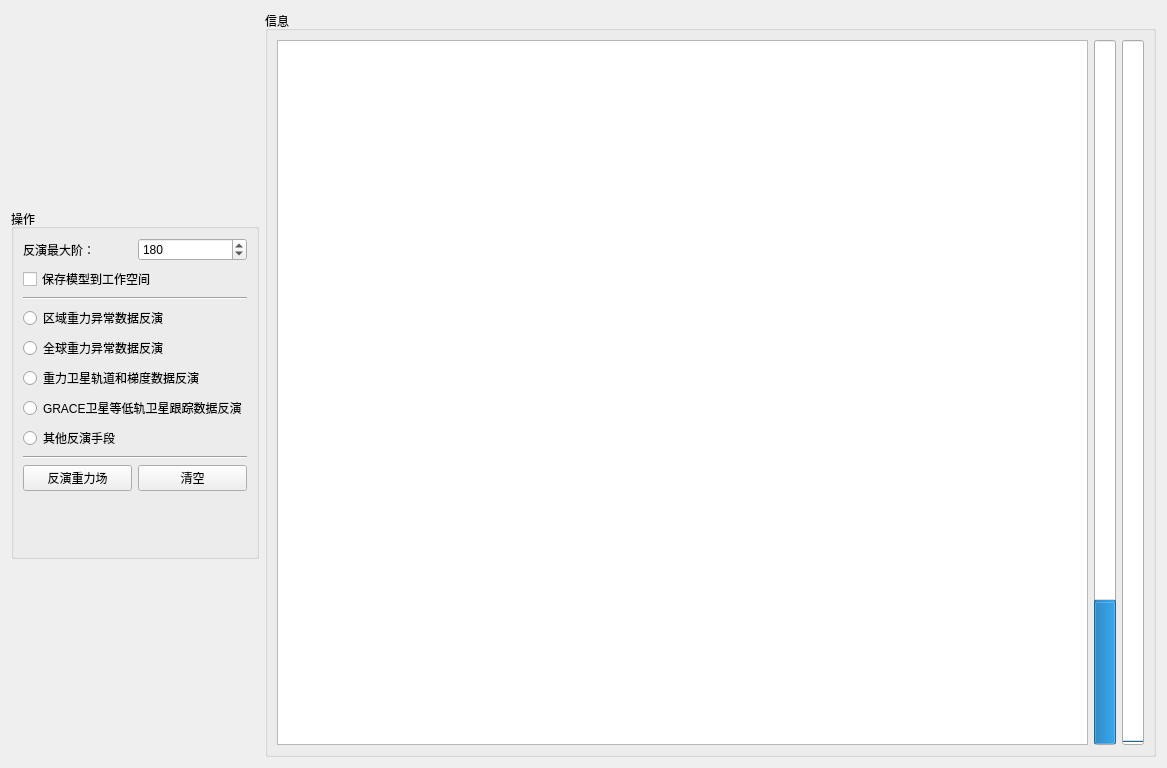
Qt form window/geodeticSurvey/inversionGravityFieldWight.ui (GanAHE/GNSSAMS) before a commit.
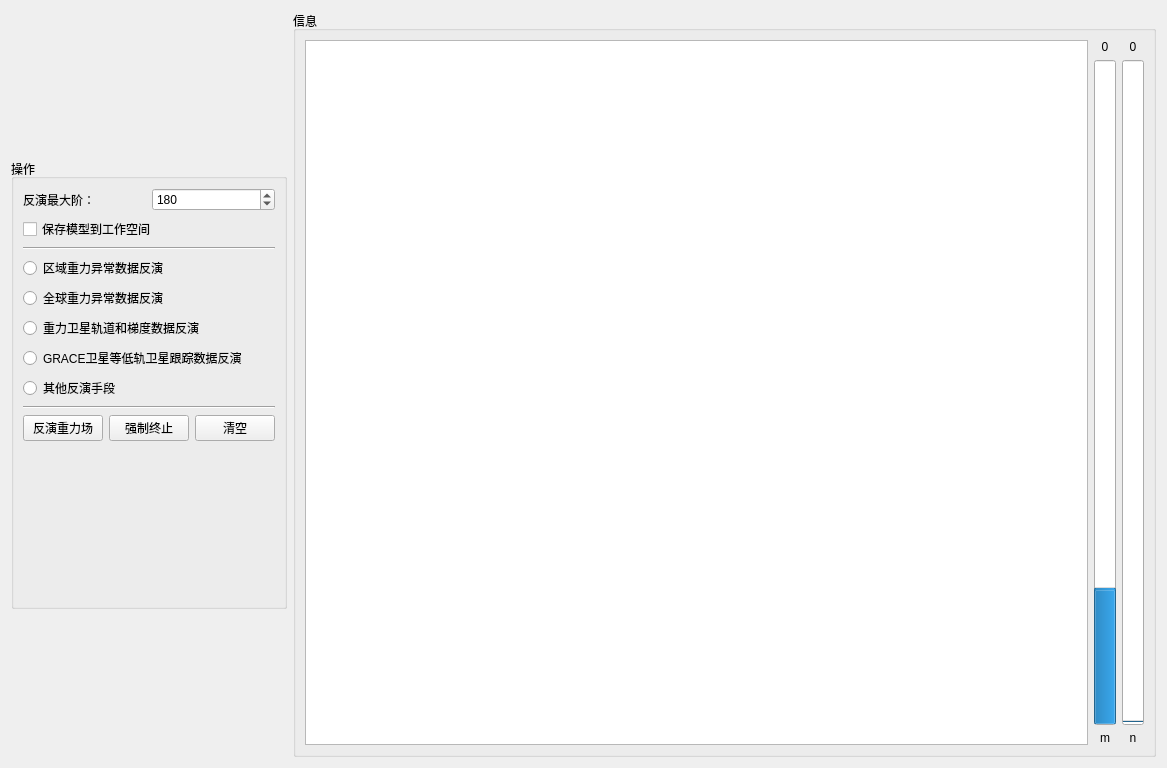
The same form after that commit. Icons and pictures are not drawn.

Commit message: <update>更新重力场反演界面

```diff
--- a/window/geodeticSurvey/inversionGravityFieldWight.ui
+++ b/window/geodeticSurvey/inversionGravityFieldWight.ui
@@ -23,7 +23,7 @@
      <property name="maximumSize">
       <size>
        <width>300</width>
-       <height>350</height>
+       <height>450</height>
       </size>
      </property>
      <property name="title">
@@ -126,7 +126,14 @@
          </widget>
         </item>
         <item>
-         <widget class="QPushButton" name="pushButton_2">
+         <widget class="QPushButton" name="button_stop">
+          <property name="text">
+           <string>强制终止</string>
+          </property>
+         </widget>
+        </item>
+        <item>
+         <widget class="QPushButton" name="button_clear">
           <property name="text">
            <string>清空</string>
           </property>
@@ -155,16 +162,26 @@
      <property name="title">
       <string>信息</string>
      </property>
-     <layout class="QHBoxLayout" name="horizontalLayout_3">
+     <layout class="QHBoxLayout" name="horizontalLayout_2">
       <item>
        <widget class="QTextEdit" name="textEdit"/>
       </item>
       <item>
-       <layout class="QVBoxLayout" name="verticalLayout">
+       <layout class="QHBoxLayout" name="horizontalLayout_3">
         <item>
-         <layout class="QHBoxLayout" name="horizontalLayout_2">
+         <layout class="QVBoxLayout" name="verticalLayout">
           <item>
-           <widget class="QProgressBar" name="progressBar_2">
+           <widget class="QLabel" name="label_m">
+            <property name="text">
+             <string>0</string>
+            </property>
+            <property name="alignment">
+             <set>Qt::AlignCenter</set>
+            </property>
+           </widget>
+          </item>
+          <item>
+           <widget class="QProgressBar" name="progressBar_m">
             <property name="value">
              <number>20</number>
             </property>
@@ -174,7 +191,31 @@
            </widget>
           </item>
           <item>
-           <widget class="QProgressBar" name="progressBar">
+           <widget class="QLabel" name="label_4">
+            <property name="text">
+             <string>m</string>
+            </property>
+            <property name="alignment">
+             <set>Qt::AlignCenter</set>
+            </property>
+           </widget>
+          </item>
+         </layout>
+        </item>
+        <item>
+         <layout class="QVBoxLayout" name="verticalLayout_3">
+          <item>
+           <widget class="QLabel" name="label_n">
+            <property name="text">
+             <string>0</string>
+            </property>
+            <property name="alignment">
+             <set>Qt::AlignCenter</set>
+            </property>
+           </widget>
+          </item>
+          <item>
+           <widget class="QProgressBar" name="progressBar_n">
             <property name="value">
              <number>0</number>
             </property>
@@ -189,6 +230,16 @@
             </property>
            </widget>
           </item>
+          <item>
+           <widget class="QLabel" name="label_3">
+            <property name="text">
+             <string>n</string>
+            </property>
+            <property name="alignment">
+             <set>Qt::AlignCenter</set>
+            </property>
+           </widget>
+          </item>
          </layout>
         </item>
        </layout>
```
Left out of the diff: 14 changed lines with no effect on the pictures. The commit also changes 4 other files.
